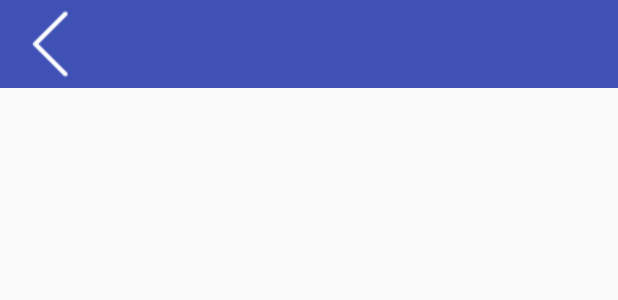
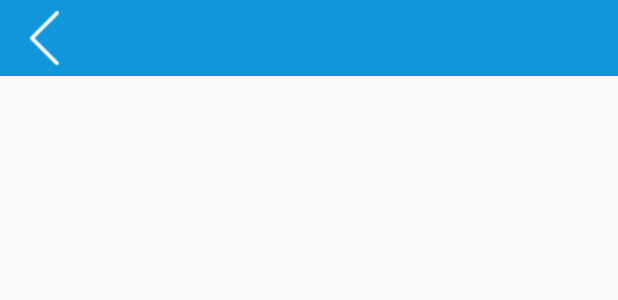
Before and after one commit to uchiyamakoki/Biyesheji, an Android app: the layout view_question_bar.xml on its own in the app's theme, with its tools: preview values and no code run, on a phone screen of 412 x 824 dp. Shown: the top 300 px of the screen. Run offline under Robolectric (Android 15) with nearby library versions, the phone set to English and light mode, and no system bars.

Commit message:
继续摸鱼。

```diff
--- a/app/src/main/res/layout/view_question_bar.xml
+++ b/app/src/main/res/layout/view_question_bar.xml
@@ -2,7 +2,7 @@
 <LinearLayout xmlns:android="http://schemas.android.com/apk/res/android"
     android:orientation="horizontal" android:layout_width="match_parent"
     android:layout_height="wrap_content"
-    android:background="@color/colorPrimary"
+    android:background="@color/blue_q"
     android:paddingBottom="5dp"
     android:paddingTop="5dp"
     >
--- a/app/src/main/res/values/colors.xml
+++ b/app/src/main/res/values/colors.xml
@@ -17,4 +17,5 @@
     <color name="seashell">#FFF5EE</color><!--海贝色 -->
    <color name="lightblue">#ADD8E6</color><!--亮蓝色 -->
    <color name="darkgrey">#A9A9A9</color><!--暗灰色 -->
+    <color name="blue_q">#1296db</color>
 </resources>
```
Also changed, not shown: app/src/main/res/drawable/bar_back.png, app/src/main/res/drawable/bar_back_pressed.png.
